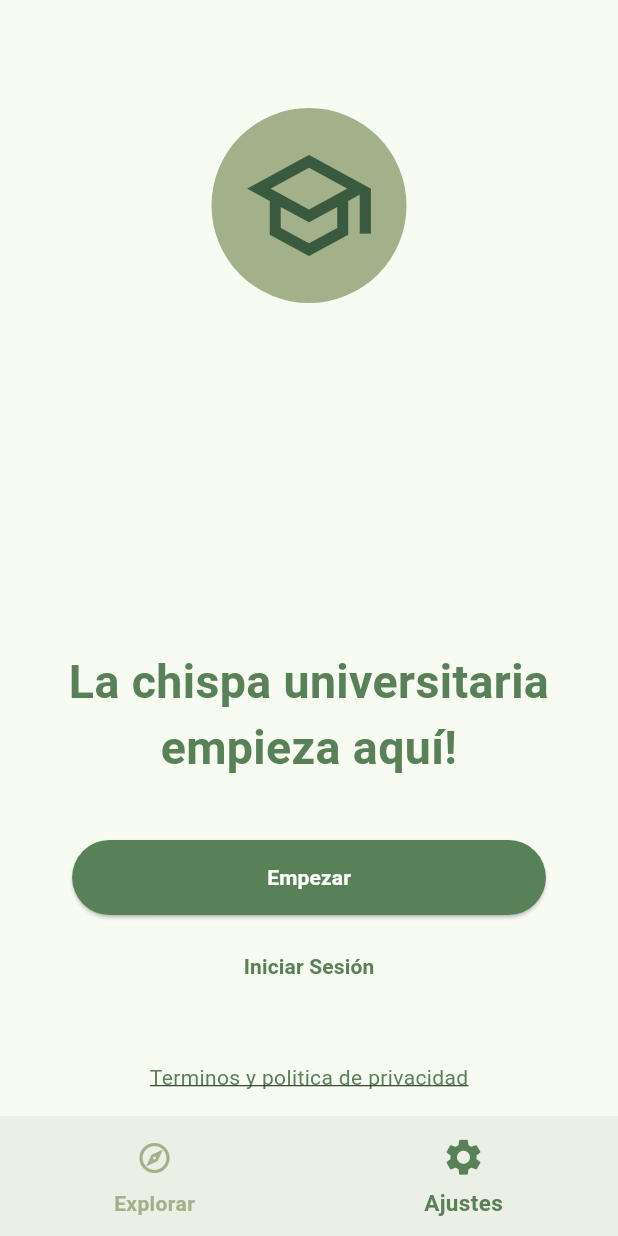
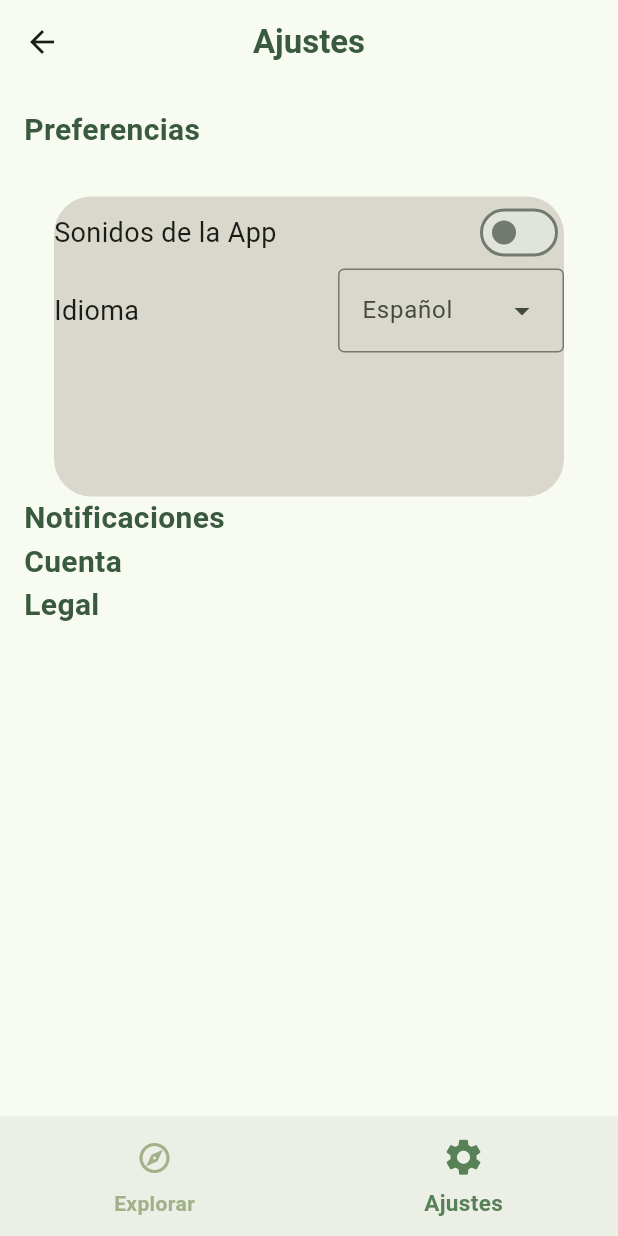
Before and after one commit to Gabriand/socialagraria_app, a Flutter app: the Root screen opened directly, item 2 of the bottom bar chosen, on a phone screen of 412 x 824 dp. Run offline on Flutter 3.47's test engine with Material 3 defaults, Android fonts, the phone set to English and light mode, and no system bars.

Commit message:
Actualizar rutas y creacion de widget

```diff
--- a/lib/main.dart
+++ b/lib/main.dart
@@ -1,6 +1,6 @@
 import 'package:flutter/material.dart';
 import 'package:tinder_agro/core/app_colors.dart';
-import 'package:tinder_agro/views/screens/root.dart';
+import 'package:tinder_agro/views/screens/welcome.dart';
 
 void main() {
   runApp(const MainApp());
@@ -22,7 +22,7 @@ class MainApp extends StatelessWidget {
         ),
         appBarTheme: AppBarTheme(elevation: 0),
       ),
-      home: Root(),
+      home: Welcome(),
     );
   }
 }
--- a/lib/views/screens/root.dart
+++ b/lib/views/screens/root.dart
@@ -1,7 +1,7 @@
 import 'package:flutter/material.dart';
 import 'package:tinder_agro/core/app_colors.dart';
 import 'package:tinder_agro/views/screens/explorer.dart';
-import 'package:tinder_agro/views/screens/welcome.dart';
+import 'package:tinder_agro/views/screens/settings.dart';
 
 class Root extends StatefulWidget {
   const Root({super.key});
@@ -18,7 +18,7 @@ class _RootState extends State<Root> {
   @override
   void initState() {
     super.initState();
-    pages = [Explorer(), Welcome()];
+    pages = [Explorer(), Settings()];
   }
 
   void _onitemTapped(int index) {
--- /dev/null
+++ b/lib/views/screens/settings.dart
@@ -0,0 +1,106 @@
+import 'package:flutter/material.dart';
+import 'package:tinder_agro/core/app_colors.dart';
+import 'package:tinder_agro/widgets/background_card.dart';
+
+class Settings extends StatefulWidget {
+  const Settings({super.key});
+
+  @override
+  State<Settings> createState() => _SettingsState();
+}
+
+class _SettingsState extends State<Settings> {
+  @override
+  Widget build(BuildContext context) {
+    return Scaffold(
+      appBar: AppBar(
+        title: Text(
+          'Ajustes',
+          style: TextStyle(
+            color: AppColors.primaryDarker,
+            fontWeight: FontWeight.bold,
+          ),
+        ),
+        centerTitle: true,
+      ),
+      body: Padding(
+        padding: const EdgeInsets.all(16.0),
+        child: Column(
+          crossAxisAlignment: CrossAxisAlignment.start,
+          children: [
+            Text(
+              'Preferencias',
+              style: TextStyle(
+                color: AppColors.primaryDarker,
+                fontWeight: FontWeight.bold,
+                fontSize: 20.0,
+              ),
+            ),
+            CardWidget(
+              height: 200.0,
+              child: Column(
+                children: [
+                  Row(
+                    mainAxisAlignment: MainAxisAlignment.spaceBetween,
+                    children: [
+                      Text(
+                        'Sonidos de la App',
+                        style: TextStyle(fontSize: 18.0),
+                      ),
+                      Switch(
+                        value: false,
+                        onChanged: (bool newValue) {
+                          setState(() {
+                            newValue = true;
+                          });
+                        },
+                      ),
+                    ],
+                  ),
+                  Row(
+                    mainAxisAlignment: MainAxisAlignment.spaceBetween,
+                    children: [
+                      Text('Idioma', style: TextStyle(fontSize: 18.0)),
+                      DropdownMenu(
+                        label: Text('Español'),
+                        textAlign: TextAlign.center,
+                        dropdownMenuEntries: <DropdownMenuEntry<String>>[
+                          DropdownMenuEntry(value: 'Español', label: 'Español'),
+                          DropdownMenuEntry(value: 'Ingles', label: 'Ingles'),
+                        ],
+                      ),
+                    ],
+                  ),
+                ],
+              ),
+            ),
+            Text(
+              'Notificaciones',
+              style: TextStyle(
+                color: AppColors.primaryDarker,
+                fontWeight: FontWeight.bold,
+                fontSize: 20.0,
+              ),
+            ),
+            Text(
+              'Cuenta',
+              style: TextStyle(
+                color: AppColors.primaryDarker,
+                fontWeight: FontWeight.bold,
+                fontSize: 20.0,
+              ),
+            ),
+            Text(
+              'Legal',
+              style: TextStyle(
+                color: AppColors.primaryDarker,
+                fontWeight: FontWeight.bold,
+                fontSize: 20.0,
+              ),
+            ),
+          ],
+        ),
+      ),
+    );
+  }
+}
--- a/lib/views/screens/welcome.dart
+++ b/lib/views/screens/welcome.dart
@@ -1,5 +1,7 @@
 import 'package:flutter/material.dart';
 import 'package:tinder_agro/core/app_colors.dart';
+import 'package:tinder_agro/views/screens/explorer.dart';
+import 'package:tinder_agro/views/screens/root.dart';
 
 class Welcome extends StatefulWidget {
   const Welcome({super.key});
@@ -42,7 +44,9 @@ class _WelcomeState extends State<Welcome> {
             ),
             SizedBox(height: 40.0),
             ElevatedButton(
-              onPressed: () => (),
+              onPressed: () => (Navigator.of(
+                context,
+              ).push(MaterialPageRoute(builder: (context) => const Root()))),
               style: ElevatedButton.styleFrom(
                 foregroundColor: AppColors.white,
                 backgroundColor: AppColors.primary,
--- /dev/null
+++ b/lib/widgets/background_card.dart
@@ -0,0 +1,30 @@
+import 'package:flutter/material.dart';
+import 'package:tinder_agro/core/app_colors.dart';
+
+class CardWidget extends StatelessWidget {
+  final double height;
+  final double? width;
+  final Widget child;
+  final EdgeInsetsGeometry? margin;
+
+  const CardWidget({
+    super.key,
+    this.width,
+    required this.height,
+    required this.child,
+    this.margin = const EdgeInsets.only(left: 20.0, right: 20.0, top: 30.0),
+  });
+
+  @override
+  Widget build(BuildContext context) {
+    return Container(
+      height: height,
+      decoration: BoxDecoration(
+        color: AppColors.background,
+        borderRadius: BorderRadius.circular(25.0),
+      ),
+      margin: margin,
+      child: child,
+    );
+  }
+}
```
Also changed, not shown: lib/core/app_colors.dart (line endings or trailing spaces), lib/views/screens/explorer.dart (line endings or trailing spaces).
